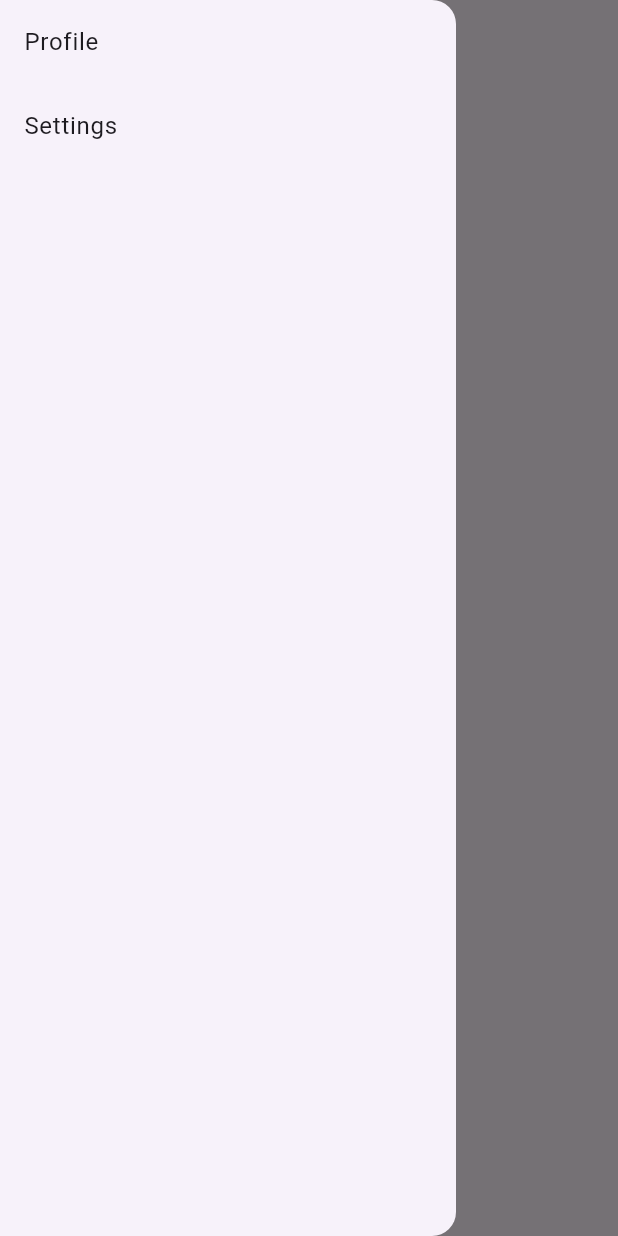
After one commit to bashapu/message_board_app, a Flutter app: the HomePage screen opened directly, with the side drawer open, on a phone screen of 412 x 824 dp. The commit adds this screen. Run offline on Flutter 3.47's test engine with Material 3 defaults, Android fonts, the phone set to English and light mode, and no system bars; our stand-ins replace cloud_firestore, firebase_auth, firebase_core; accounts and stored records are empty.

Commit message:
Add Home Page and Drawer

```diff
--- /dev/null
+++ b/lib/screens/home_page.dart
@@ -0,0 +1,56 @@
+import 'package:firebase_auth/firebase_auth.dart';
+import 'package:cloud_firestore/cloud_firestore.dart';
+import 'package:flutter/material.dart';
+import 'profile_screen.dart';
+import 'settings_screen.dart';
+
+class HomePage extends StatelessWidget {
+  @override
+  Widget build(BuildContext context) {
+    return Scaffold(
+      appBar: AppBar(title: Text('Message Boards')),
+      drawer: Drawer(
+        child: ListView(
+          children: [
+            ListTile(
+              title: Text('Profile'),
+              onTap: () {
+                Navigator.push(context, MaterialPageRoute(builder: (_) => ProfileScreen()));
+              },
+            ),
+            ListTile(
+              title: Text('Settings'),
+              onTap: () {
+                Navigator.push(context, MaterialPageRoute(builder: (_) => SettingsScreen()));
+              },
+            ),
+          ],
+        ),
+      ),
+      body: FutureBuilder(
+        future: FirebaseFirestore.instance.collection('boards').get(),
+        builder: (context, AsyncSnapshot<QuerySnapshot> snapshot) {
+          if (snapshot.connectionState == ConnectionState.waiting) {
+            return Center(child: CircularProgressIndicator());
+          }
+          if (snapshot.hasError) {
+            return Center(child: Text('Error: ${snapshot.error}'));
+          }
+          final boards = snapshot.data!.docs;
+          return ListView.builder(
+            itemCount: boards.length,
+            itemBuilder: (ctx, index) {
+              return ListTile(
+                leading: Icon(Icons.chat),
+                title: Text(boards[index]['name']),
+                onTap: () {
+                  // Navigate to chat window (not implemented yet)
+                },
+              );
+            },
+          );
+        },
+      ),
+    );
+  }
+}
--- a/lib/screens/splash_screen.dart
+++ b/lib/screens/splash_screen.dart
@@ -1,5 +1,6 @@
 import 'package:flutter/material.dart';
 import 'package:firebase_auth/firebase_auth.dart';
+import 'home_page.dart';
 import 'login_screen.dart';
 
 class SplashScreen extends StatefulWidget {
```
